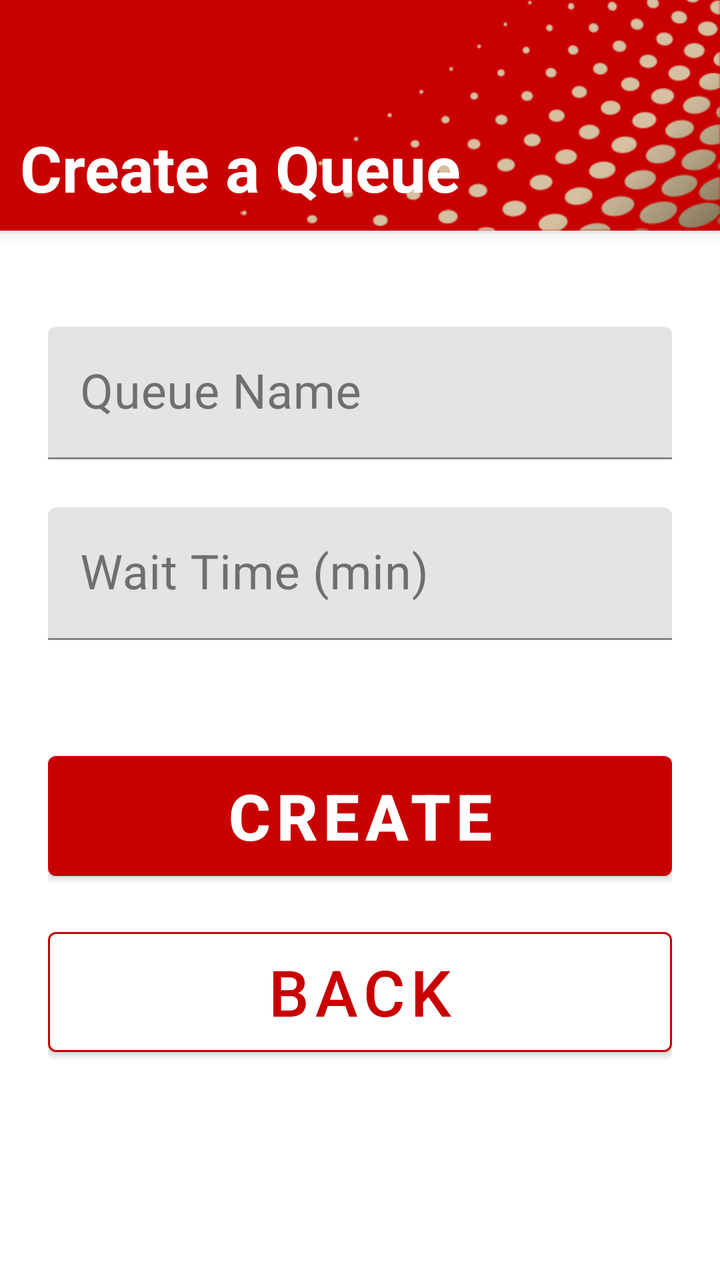
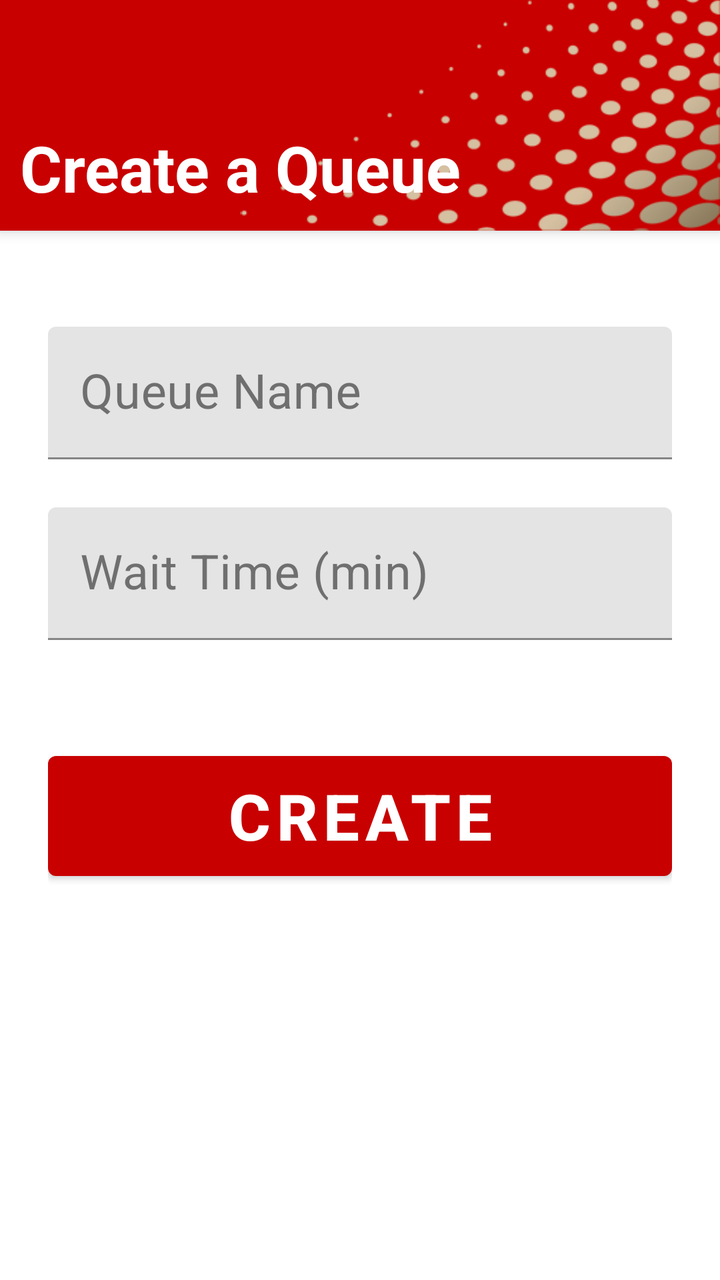

Screens rendered from an Android XML layout before and after an edit, with the pre-edit source and the edit as a unified diff.
<!-- AndroidManifest.xml: application theme Theme.VQueue -->
<!-- res/layout/fragment_create_queue.xml -->
<?xml version="1.0" encoding="utf-8"?>
<androidx.constraintlayout.widget.ConstraintLayout xmlns:android="http://schemas.android.com/apk/res/android"
    xmlns:app="http://schemas.android.com/apk/res-auto"
    android:layout_width="match_parent"
    android:layout_height="match_parent"
    android:background="@color/background_primary">

    
    <androidx.constraintlayout.widget.ConstraintLayout
        android:id="@+id/headerSection"
        android:layout_width="match_parent"
        android:layout_height="0dp"
        android:background="@drawable/bg"
        android:orientation="vertical"
        android:padding="10dp"
        android:elevation="4dp"
        app:layout_constraintTop_toTopOf="parent"
        app:layout_constraintStart_toStartOf="parent"
        app:layout_constraintEnd_toEndOf="parent"
        app:layout_constraintHeight_percent="0.18">

        <TextView
            android:id="@+id/headerText"
            android:layout_width="wrap_content"
            android:layout_height="wrap_content"
            android:text="Create a Queue"
            android:textColor="@color/text_on_primary"
            android:textSize="32sp"
            android:textStyle="bold"
            app:layout_constraintBottom_toBottomOf="parent"
            app:layout_constraintStart_toStartOf="parent" />

    </androidx.constraintlayout.widget.ConstraintLayout>

    
    <androidx.core.widget.NestedScrollView
        android:layout_width="match_parent"
        android:layout_height="0dp"
        android:fillViewport="true"
        app:layout_constraintTop_toBottomOf="@id/headerSection"
        app:layout_constraintBottom_toBottomOf="parent"
        app:layout_constraintStart_toStartOf="parent"
        app:layout_constraintEnd_toEndOf="parent">

        <androidx.constraintlayout.widget.ConstraintLayout
            android:layout_width="match_parent"
            android:layout_height="wrap_content"
            android:padding="24dp">

            
            <com.google.android.material.textfield.TextInputLayout
                android:id="@+id/queueNameLayout"
                android:layout_width="0dp"
                android:layout_height="wrap_content"
                android:layout_marginTop="24dp"
                android:hint="Queue Name"
                app:boxStrokeColor="@color/primary"
                app:hintTextColor="@color/primary"
                app:layout_constraintTop_toTopOf="parent"
                app:layout_constraintStart_toStartOf="parent"
                app:layout_constraintEnd_toEndOf="parent">

                <com.google.android.material.textfield.TextInputEditText
                    android:id="@+id/queueNameEditText"
                    android:layout_width="match_parent"
                    android:layout_height="wrap_content"
                    android:inputType="text"
                    android:textSize="24sp" />

            </com.google.android.material.textfield.TextInputLayout>

            
            <com.google.android.material.textfield.TextInputLayout
                android:id="@+id/waitTimeLayout"
                android:layout_width="0dp"
                android:layout_height="wrap_content"
                android:layout_marginTop="24dp"
                android:hint="Wait Time (min)"
                app:boxStrokeColor="@color/primary"
                app:hintTextColor="@color/primary"
                app:layout_constraintTop_toBottomOf="@id/queueNameLayout"
                app:layout_constraintStart_toStartOf="parent"
                app:layout_constraintEnd_toEndOf="parent">

                <com.google.android.material.textfield.TextInputEditText
                    android:id="@+id/waitTimeEditText"
                    android:layout_width="match_parent"
                    android:layout_height="wrap_content"
                    android:inputType="number"
                    android:textSize="24sp" />

            </com.google.android.material.textfield.TextInputLayout>

            

            
            <com.google.android.material.button.MaterialButton
                android:id="@+id/createQueueButton"
                android:layout_width="0dp"
                android:layout_height="72dp"
                android:layout_marginTop="52dp"
                android:text="Create"
                android:textSize="32sp"
                android:textStyle="bold"
                app:backgroundTint="@color/primary"
                app:layout_constraintEnd_toEndOf="parent"
                app:layout_constraintHorizontal_bias="0.0"
                app:layout_constraintStart_toStartOf="parent"
                app:layout_constraintTop_toBottomOf="@id/waitTimeLayout" />

            <com.google.android.material.button.MaterialButton
                android:id="@+id/backButton"
                android:layout_width="0dp"
                android:layout_height="72dp"
                android:layout_marginTop="16dp"
                app:strokeColor="@color/primary"
                app:strokeWidth="1dp"
                android:text="Back"
                android:textSize="32sp"
                android:textColor="@color/primary"
                app:backgroundTint="@color/white"
                app:layout_constraintTop_toBottomOf="@id/createQueueButton"
                app:layout_constraintStart_toStartOf="parent"
                app:layout_constraintEnd_toEndOf="parent" />

        </androidx.constraintlayout.widget.ConstraintLayout>

    </androidx.core.widget.NestedScrollView>

</androidx.constraintlayout.widget.ConstraintLayout>
<!-- resources referenced by this layout -->
<resources>
  <color name="background_primary">#FFFFFF</color>
  <color name="primary">#C80000</color>
  <color name="text_on_primary">#FFFFFFFF</color>
  <color name="white">#FFFFFFFF</color>
  <!-- drawable bg (drawable) -->
  <layer-list xmlns:android="http://schemas.android.com/apk/res/android">
  
      
      <item>
          <shape android:shape="rectangle">
              <solid android:color="@color/primary" />
          </shape>
      </item>
  
      
      <item
          android:drawable="@drawable/img"
          android:gravity="bottom|end"
          android:width="240dp"
          android:height="240dp"
          android:tileMode="disabled" />
  </layer-list>
  <style name="Theme.VQueue" parent="Theme.MaterialComponents.DayNight.DarkActionBar">
          <item name="windowActionBar">false</item>
          <item name="windowNoTitle">true</item>
          
          <item name="colorPrimary">@color/primary</item>
          <item name="colorPrimaryVariant">@color/primary_dark</item>
          <item name="colorOnPrimary">@color/text_on_primary</item>
          <item name="android:textColorSecondary">@color/text_on_primary</item>
  
          <item name="colorSecondary">@color/accent</item>
          <item name="colorOnSecondary">@color/text_on_primary</item>
  
          
          <item name="android:colorBackground">@color/background_primary</item>
          <item name="colorSurface">@color/surface</item>
          <item name="colorOnSurface">@color/text_primary</item>
  
          
          <item name="android:statusBarColor">@color/primary</item>
  
          <item name="cornerFamily">rounded</item>
          <item name="cornerSize">16dp</item>
      </style>
  <!-- drawable img: png bitmap (drawable, 26923 bytes) -->
  <color name="primary_dark">#BB0000</color>
  <color name="accent">#FF03DAC5</color>
  <color name="surface">#FFFFFFFF</color>
  <color name="text_primary">#FF212121</color>
</resources>

<!-- the commit's change to res/layout/fragment_create_queue.xml (unified diff, before → after) -->
@@ -93,7 +93,7 @@
 
             
 
-            
+
             <com.google.android.material.button.MaterialButton
                 android:id="@+id/createQueueButton"
                 android:layout_width="0dp"
@@ -108,20 +108,6 @@
                 app:layout_constraintStart_toStartOf="parent"
                 app:layout_constraintTop_toBottomOf="@id/waitTimeLayout" />
 
-            <com.google.android.material.button.MaterialButton
-                android:id="@+id/backButton"
-                android:layout_width="0dp"
-                android:layout_height="72dp"
-                android:layout_marginTop="16dp"
-                app:strokeColor="@color/primary"
-                app:strokeWidth="1dp"
-                android:text="Back"
-                android:textSize="32sp"
-                android:textColor="@color/primary"
-                app:backgroundTint="@color/white"
-                app:layout_constraintTop_toBottomOf="@id/createQueueButton"
-                app:layout_constraintStart_toStartOf="parent"
-                app:layout_constraintEnd_toEndOf="parent" />
 
         </androidx.constraintlayout.widget.ConstraintLayout>
 
<!-- resource entries referenced after the edit -->
@@ -3,7 +3,6 @@
   <color name="background_primary">#FFFFFF</color>
   <color name="primary">#C80000</color>
   <color name="text_on_primary">#FFFFFFFF</color>
-  <color name="white">#FFFFFFFF</color>
   <!-- drawable bg (drawable) -->
   <layer-list xmlns:android="http://schemas.android.com/apk/res/android">
   
